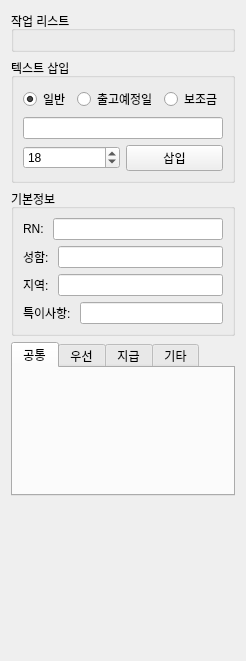
Old version of the form ui/info_panel.ui in the repository Glen-Lee-glitch/new_viewer.
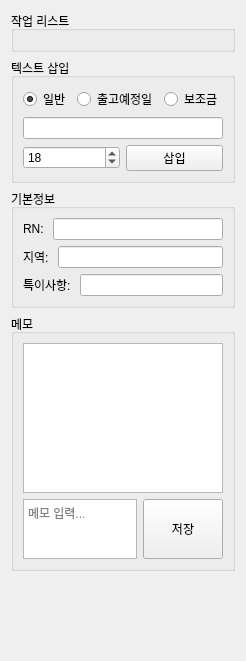
New version of the form.

Commit message:
feat(ui): '기본정보' 그룹박스 내 수정
- '성함' 정보 삭제

Diff of the .ui file:
```diff
--- a/ui/info_panel.ui
+++ b/ui/info_panel.ui
@@ -106,20 +106,6 @@
         </item>
        </layout>
       </item>
-      <item>
-       <layout class="QHBoxLayout" name="horizontalLayout_2">
-        <item>
-         <widget class="QLabel" name="label_2">
-          <property name="text">
-           <string>성함: </string>
-          </property>
-         </widget>
-        </item>
-        <item>
-         <widget class="QLineEdit" name="lineEdit_name"/>
-        </item>
-       </layout>
-      </item>
       <item>
        <layout class="QHBoxLayout" name="horizontalLayout_4">
         <item>
@@ -152,30 +138,52 @@
     </widget>
    </item>
    <item>
-    <widget class="QTabWidget" name="tabWidget">
-     <property name="currentIndex">
-      <number>0</number>
+    <widget class="QGroupBox" name="groupBox_memo">
+     <property name="title">
+      <string>메모</string>
      </property>
-     <widget class="QWidget" name="tab_3">
-      <attribute name="title">
-       <string>공통</string>
-      </attribute>
-     </widget>
-     <widget class="QWidget" name="tab_4">
-      <attribute name="title">
-       <string>우선</string>
-      </attribute>
-     </widget>
-     <widget class="QWidget" name="tab_5">
-      <attribute name="title">
-       <string>지급</string>
-      </attribute>
-     </widget>
-     <widget class="QWidget" name="tab_6">
-      <attribute name="title">
-       <string>기타</string>
-      </attribute>
-     </widget>
+     <layout class="QVBoxLayout" name="verticalLayout_memo">
+      <item>
+       <widget class="QListWidget" name="listWidget_memos">
+        <property name="maximumSize">
+         <size>
+          <width>16777215</width>
+          <height>150</height>
+         </size>
+        </property>
+       </widget>
+      </item>
+      <item>
+       <layout class="QHBoxLayout" name="horizontalLayout_memo">
+        <item>
+         <widget class="QTextEdit" name="textEdit_memo_input">
+          <property name="maximumSize">
+           <size>
+            <width>16777215</width>
+            <height>60</height>
+           </size>
+          </property>
+          <property name="placeholderText">
+           <string>메모 입력...</string>
+          </property>
+         </widget>
+        </item>
+        <item>
+         <widget class="QPushButton" name="pushButton_save_memo">
+          <property name="sizePolicy">
+           <sizepolicy hsizetype="Minimum" vsizetype="Expanding">
+            <horstretch>0</horstretch>
+            <verstretch>0</verstretch>
+           </sizepolicy>
+          </property>
+          <property name="text">
+           <string>저장</string>
+          </property>
+         </widget>
+        </item>
+       </layout>
+      </item>
+     </layout>
     </widget>
    </item>
    <item>
```
